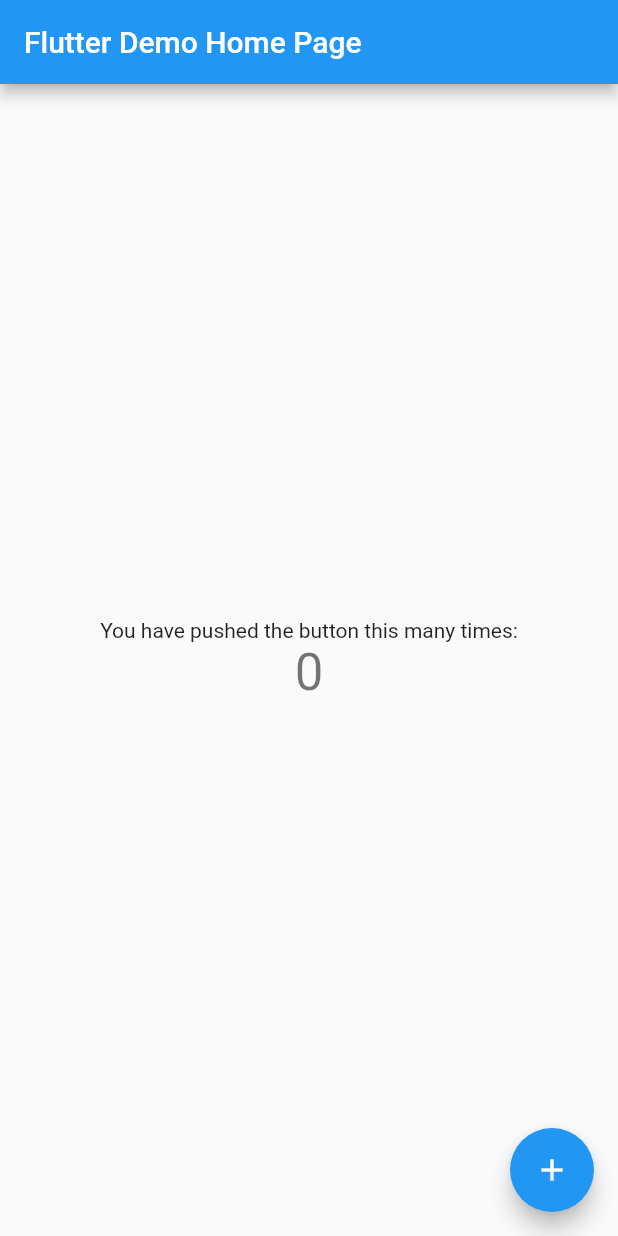
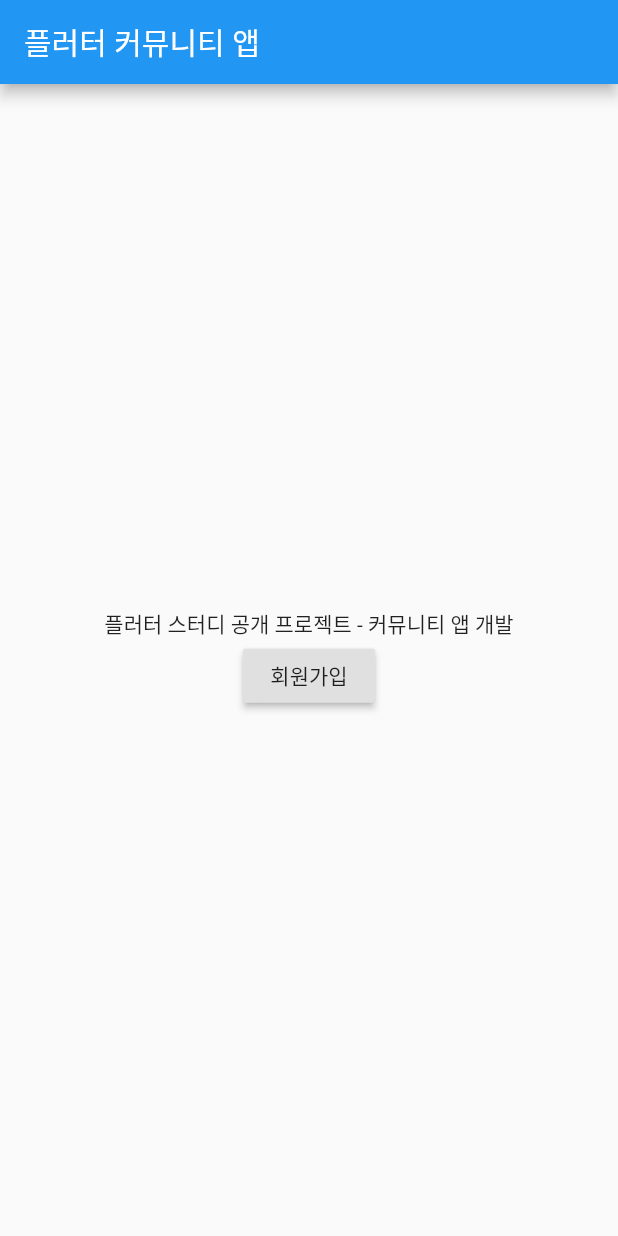
Before and after one commit to thruthesky/clientf, a Flutter app: the screen it shows after launch, on a phone screen of 412 x 824 dp. Run offline on Flutter 3.47's test engine with Material 2 defaults, Android fonts, the phone set to English and light mode, and no system bars.

Commit message:
adding buttons

```diff
--- a/lib/main.dart
+++ b/lib/main.dart
@@ -1,5 +1,5 @@
+import 'package:clientf/pages/home/home.page.dart';
 import 'package:flutter/material.dart';
-import 'package:cloud_functions/cloud_functions.dart';
 
 void main() {
   runApp(MyApp());
@@ -9,70 +9,11 @@ class MyApp extends StatelessWidget {
   @override
   Widget build(BuildContext context) {
     return MaterialApp(
-      title: 'Flutter Demo',
+      title: '플러터 커뮤니티 앱',
       theme: ThemeData(
         primarySwatch: Colors.blue,
       ),
-      home: MyHomePage(title: 'Flutter Demo Home Page'),
+      home: HomePage(),
     );
   }
 }
-
-class MyHomePage extends StatefulWidget {
-  MyHomePage({Key key, this.title}) : super(key: key);
-
-  final String title;
-
-  @override
-  _MyHomePageState createState() => _MyHomePageState();
-}
-
-class _MyHomePageState extends State<MyHomePage> {
-  int _counter = 0;
-
-  _MyHomePageState() {
-    (() async {
-      final HttpsCallable callable = CloudFunctions.instance.getHttpsCallable(
-        functionName: 'addMessage3',
-      );
-      dynamic res = await callable.call(<String, dynamic>{
-        'text': 'Michael',
-      });
-      print(res.data.toString());
-    })();
-  }
-
-  void _incrementCounter() {
-    setState(() {
-      _counter++;
-    });
-  }
-
-  @override
-  Widget build(BuildContext context) {
-    return Scaffold(
-      appBar: AppBar(
-        title: Text(widget.title),
-      ),
-      body: Center(
-        child: Column(
-          mainAxisAlignment: MainAxisAlignment.center,
-          children: <Widget>[
-            Text(
-              'You have pushed the button this many times:',
-            ),
-            Text(
-              '$_counter',
-              style: Theme.of(context).textTheme.display1,
-            ),
-          ],
-        ),
-      ),
-      floatingActionButton: FloatingActionButton(
-        onPressed: _incrementCounter,
-        tooltip: 'Increment',
-        child: Icon(Icons.add),
-      ),
-    );
-  }
-}
--- /dev/null
+++ b/lib/pages/home/home.page.dart
@@ -0,0 +1,37 @@
+import 'package:flutter/material.dart';
+
+class HomePage extends StatefulWidget {
+  HomePage({Key key}) : super(key: key);
+
+  @override
+  _HomePageState createState() => _HomePageState();
+}
+
+class _HomePageState extends State<HomePage> {
+  _HomePageState() {
+    //
+  }
+
+  @override
+  Widget build(BuildContext context) {
+    return Scaffold(
+      appBar: AppBar(
+        title: Text('플러터 커뮤니티 앱'),
+      ),
+      body: Center(
+        child: Column(
+          mainAxisAlignment: MainAxisAlignment.center,
+          children: <Widget>[
+            Text(
+              '플러터 스터디 공개 프로젝트 - 커뮤니티 앱 개발',
+            ),
+            RaisedButton(
+              onPressed: () {},
+              child: Text('회원가입'),
+            ),
+          ],
+        ),
+      ),
+    );
+  }
+}
```
Also changed, not shown: lib/globals.dart (added, +8 -0 lines), lib/models/app.model.dart (added, +11 -0 lines), lib/services/app.router.dart (added, +23 -0 lines), 1 other file.
